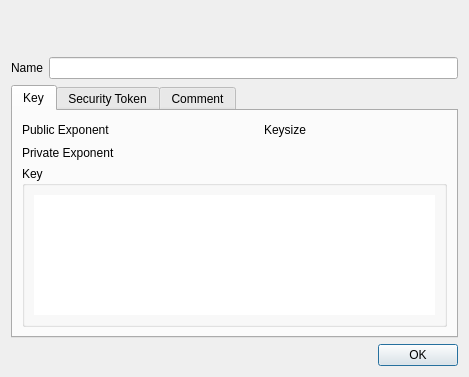
Above: ui/KeyDetail.ui from chris2511/xca before the change. Below: the same form after it.
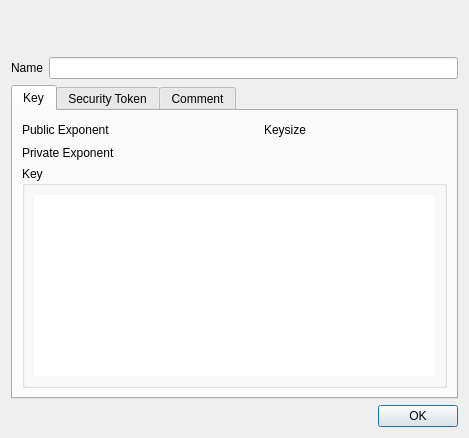
That is the form after the change. Custom widgets are drawn as their Qt base class.

The edit to the form file:
```diff
--- a/ui/KeyDetail.ui
+++ b/ui/KeyDetail.ui
@@ -7,7 +7,7 @@
     <x>0</x>
     <y>0</y>
     <width>469</width>
-    <height>377</height>
+    <height>438</height>
    </rect>
   </property>
   <layout class="QVBoxLayout" name="verticalLayout_4">
```
